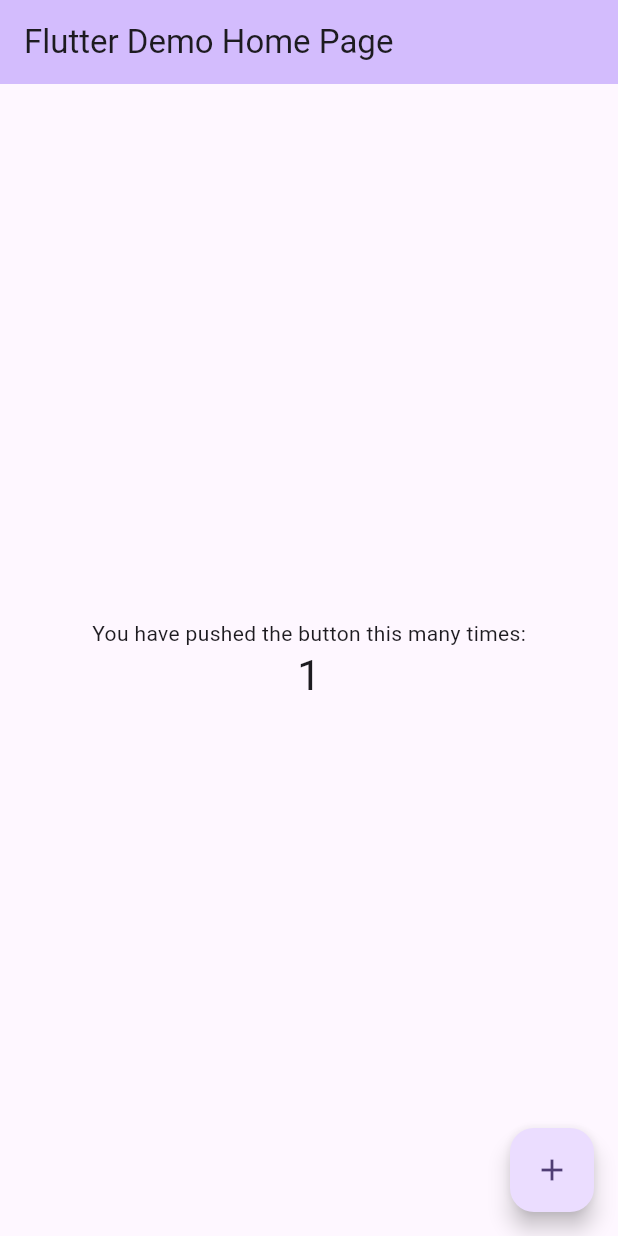
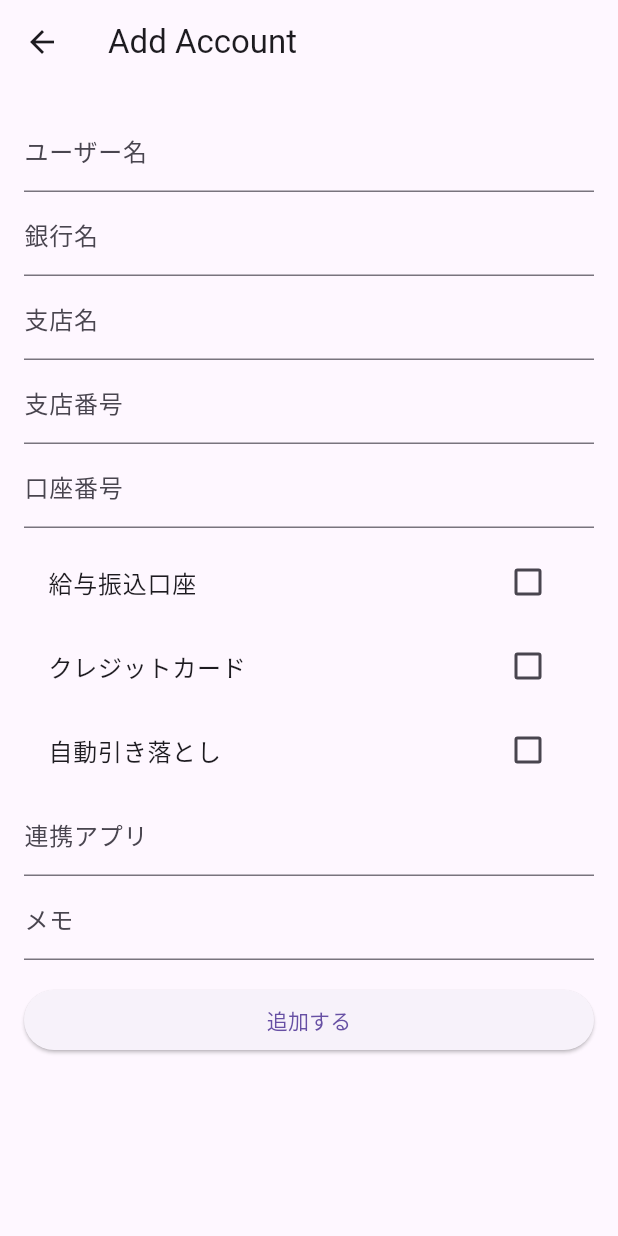
Before and after one commit to JunNakarai/bank-pocket, a Flutter app: the screen it shows after launch, after a tap on the "add" icon, on a phone screen of 412 x 824 dp. Run offline on Flutter 3.47's test engine with Material 3 defaults, Android fonts, the phone set to English and light mode, and no system bars; our stand-ins replace shared_preferences.

Commit message:
feat: ベース作成 Fixes #1

```diff
--- a/lib/main.dart
+++ b/lib/main.dart
@@ -1,4 +1,5 @@
 import 'package:flutter/material.dart';
+import 'screens/account_list_screen.dart';
 
 void main() {
   runApp(const MyApp());
@@ -11,112 +12,9 @@ class MyApp extends StatelessWidget {
   @override
   Widget build(BuildContext context) {
     return MaterialApp(
-      title: 'Flutter Demo',
-      theme: ThemeData(
-        // This is the theme of your application.
-        //
-        // TRY THIS: Try running your application with "flutter run". You'll see
-        // the application has a purple toolbar. Then, without quitting the app,
-        // try changing the seedColor in the colorScheme below to Colors.green
-        // and then invoke "hot reload" (save your changes or press the "hot
-        // reload" button in a Flutter-supported IDE, or press "r" if you used
-        // the command line to start the app).
-        //
-        // Notice that the counter didn't reset back to zero; the application
-        // state is not lost during the reload. To reset the state, use hot
-        // restart instead.
-        //
-        // This works for code too, not just values: Most code changes can be
-        // tested with just a hot reload.
-        colorScheme: ColorScheme.fromSeed(seedColor: Colors.deepPurple),
-      ),
-      home: const MyHomePage(title: 'Flutter Demo Home Page'),
+      title: '口座管理アプリ',
+      theme: ThemeData(primarySwatch: Colors.blue),
+      home: const AccountListScreen(),
     );
   }
 }
-
-class MyHomePage extends StatefulWidget {
-  const MyHomePage({super.key, required this.title});
-
-  // This widget is the home page of your application. It is stateful, meaning
-  // that it has a State object (defined below) that contains fields that affect
-  // how it looks.
-
-  // This class is the configuration for the state. It holds the values (in this
-  // case the title) provided by the parent (in this case the App widget) and
-  // used by the build method of the State. Fields in a Widget subclass are
-  // always marked "final".
-
-  final String title;
-
-  @override
-  State<MyHomePage> createState() => _MyHomePageState();
-}
-
-class _MyHomePageState extends State<MyHomePage> {
-  int _counter = 0;
-
-  void _incrementCounter() {
-    setState(() {
-      // This call to setState tells the Flutter framework that something has
-      // changed in this State, which causes it to rerun the build method below
-      // so that the display can reflect the updated values. If we changed
-      // _counter without calling setState(), then the build method would not be
-      // called again, and so nothing would appear to happen.
-      _counter++;
-    });
-  }
-
-  @override
-  Widget build(BuildContext context) {
-    // This method is rerun every time setState is called, for instance as done
-    // by the _incrementCounter method above.
-    //
-    // The Flutter framework has been optimized to make rerunning build methods
-    // fast, so that you can just rebuild anything that needs updating rather
-    // than having to individually change instances of widgets.
-    return Scaffold(
-      appBar: AppBar(
-        // TRY THIS: Try changing the color here to a specific color (to
-        // Colors.amber, perhaps?) and trigger a hot reload to see the AppBar
-        // change color while the other colors stay the same.
-        backgroundColor: Theme.of(context).colorScheme.inversePrimary,
-        // Here we take the value from the MyHomePage object that was created by
-        // the App.build method, and use it to set our appbar title.
-        title: Text(widget.title),
-      ),
-      body: Center(
-        // Center is a layout widget. It takes a single child and positions it
-        // in the middle of the parent.
-        child: Column(
-          // Column is also a layout widget. It takes a list of children and
-          // arranges them vertically. By default, it sizes itself to fit its
-          // children horizontally, and tries to be as tall as its parent.
-          //
-          // Column has various properties to control how it sizes itself and
-          // how it positions its children. Here we use mainAxisAlignment to
-          // center the children vertically; the main axis here is the vertical
-          // axis because Columns are vertical (the cross axis would be
-          // horizontal).
-          //
-          // TRY THIS: Invoke "debug painting" (choose the "Toggle Debug Paint"
-          // action in the IDE, or press "p" in the console), to see the
-          // wireframe for each widget.
-          mainAxisAlignment: MainAxisAlignment.center,
-          children: <Widget>[
-            const Text('You have pushed the button this many times:'),
-            Text(
-              '$_counter',
-              style: Theme.of(context).textTheme.headlineMedium,
-            ),
-          ],
-        ),
-      ),
-      floatingActionButton: FloatingActionButton(
-        onPressed: _incrementCounter,
-        tooltip: 'Increment',
-        child: const Icon(Icons.add),
-      ), // This trailing comma makes auto-formatting nicer for build methods.
-    );
-  }
-}
--- /dev/null
+++ b/lib/models/bank_account.dart
@@ -0,0 +1,53 @@
+import 'dart:convert';
+
+class BankAccount {
+  String userName;
+  String bankName;
+  String branchName;
+  String branchNumber;
+  String accountNumber;
+  bool isSalary;
+  bool hasCreditCard;
+  bool isAutoWithdrawal;
+  String linkedApp;
+  String memo;
+
+  BankAccount({
+    required this.userName,
+    required this.bankName,
+    required this.branchName,
+    required this.branchNumber,
+    required this.accountNumber,
+    this.isSalary = false,
+    this.hasCreditCard = false,
+    this.isAutoWithdrawal = false,
+    this.linkedApp = '',
+    this.memo = '',
+  });
+
+  Map<String, dynamic> toJson() => {
+        'userName': userName,
+        'bankName': bankName,
+        'branchName': branchName,
+        'branchNumber': branchNumber,
+        'accountNumber': accountNumber,
+        'isSalary': isSalary,
+        'hasCreditCard': hasCreditCard,
+        'isAutoWithdrawal': isAutoWithdrawal,
+        'linkedApp': linkedApp,
+        'memo': memo,
+      };
+      factory BankAccount.fromJson(Map<String, dynamic> json)
+      => BankAccount(
+        userName: json['userName'],
+        bankName: json['bankName'],
+        branchName: json['branchName'],
+        branchNumber: json['branchNumber'],
+        accountNumber: json['accountNumber'],
+        isSalary: json['isSalary'] ?? false,
+        hasCreditCard: json['hasCreditCard'] ?? false,
+        isAutoWithdrawal: json['isAutoWithdrawal'] ?? false,
+        linkedApp: json['linkedApp'] ?? '',
+        memo: json['memo'] ?? '',
+      );
+}
--- /dev/null
+++ b/lib/screens/account_from_screen.dart
@@ -0,0 +1,107 @@
+import 'package:flutter/material.dart';
+import '../models/bank_account.dart';
+
+class AccountFromScreen extends StatefulWidget {
+  final void Function(BankAccount) onAdd;
+
+  const AccountFromScreen({super.key, required this.onAdd});
+
+  @override
+  State<AccountFromScreen> createState() => _AccountFromScreenState();
+}
+
+class _AccountFromScreenState extends State<AccountFromScreen> {
+  final _formKey = GlobalKey<FormState>();
+
+  final _userNameController = TextEditingController();
+  final _bankNameController = TextEditingController();
+  final _branchNameController = TextEditingController();
+  final _branchNumberController = TextEditingController();
+  final _accountNumberController = TextEditingController();
+  final _linkedAppController = TextEditingController();
+  final _memoController = TextEditingController();
+
+  bool _isSalary = false;
+  bool _hasCreditCard = false;
+  bool _isAutoWithdrawal = false;
+
+  @override
+  void dispose() {
+    _userNameController.dispose();
+    _bankNameController.dispose();
+    _branchNameController.dispose();
+    _branchNumberController.dispose();
+    _accountNumberController.dispose();
+    _memoController.dispose();
+    super.dispose();
+  }
+  void _submit() {
+    if (_formKey.currentState!.validate()){
+      final account = BankAccount(
+        userName: _userNameController.text,
+        bankName: _bankNameController.text,
+        branchName: _branchNameController.text,
+        branchNumber: _branchNumberController.text,
+        accountNumber: _accountNumberController.text,
+        isSalary: _isSalary,
+        hasCreditCard: _hasCreditCard,
+        isAutoWithdrawal: _isAutoWithdrawal,
+        linkedApp: _linkedAppController.text,
+        memo: _memoController.text,
+      );
+      widget.onAdd(account);
+      Navigator.pop(context);
+    }
+
+    }
+    @override
+    Widget build(BuildContext context) {
+      return Scaffold(
+        appBar: AppBar(title: const Text('Add Account')),
+        body: Padding(padding: const EdgeInsets.all(16),
+        child: Form(
+          key: _formKey,
+          child: ListView(
+            children: [
+              TextFormField(controller: _userNameController,
+              decoration: const InputDecoration(labelText: 'ユーザー名'),
+              validator: (v) => v!.isEmpty ? '必須項目です' : null),
+              TextFormField(controller: _bankNameController,
+              decoration: const InputDecoration(labelText: '銀行名'),
+              validator: (v) => v!.isEmpty ? '必須項目です' : null),
+              TextFormField(controller: _branchNameController,
+              decoration: const InputDecoration(labelText: '支店名')),
+              TextFormField(controller: _branchNumberController,
+              decoration: const InputDecoration(labelText: '支店番号')),
+              TextFormField(controller: _accountNumberController,
+              decoration: const InputDecoration(labelText: '口座番号')),
+              const SizedBox(height: 8),
+              CheckboxListTile(
+                title: const Text('給与振込口座'),
+                value: _isSalary,
+                onChanged: (value) => setState(() => _isSalary = value!),
+              ),
+              CheckboxListTile(
+                title: const Text('クレジットカード'),
+                value: _hasCreditCard,
+                onChanged: (value) => setState(() => _hasCreditCard = value!),
+              ),
+              CheckboxListTile(
+                title: const Text('自動引き落とし'),
+                value: _isAutoWithdrawal,
+                onChanged: (value) => setState(() => _isAutoWithdrawal = value!),
+              ),
+  TextFormField(controller: _linkedAppController, decoration: const InputDecoration(labelText: '連携アプリ')),
+              TextFormField(controller: _memoController, decoration: const InputDecoration(labelText: 'メモ')),
+              const SizedBox(height: 16),
+              ElevatedButton(
+                onPressed: _submit,
+                child: const Text('追加する'),
+              )
+      ],
+          ),
+    )
+    )
+    );
+  }
+}
--- /dev/null
+++ b/lib/screens/account_list_screen.dart
@@ -0,0 +1,85 @@
+import 'package:flutter/material.dart';
+import 'dart:convert';
+import 'package:shared_preferences/shared_preferences.dart';
+
+import '../models/bank_account.dart';
+import 'account_from_screen.dart'; // ← フォーム画面をインポート
+
+class AccountListScreen extends StatefulWidget {
+  const AccountListScreen({super.key});
+
+  @override
+  State<AccountListScreen> createState() => _AccountListScreenState();
+}
+
+class _AccountListScreenState extends State<AccountListScreen> {
+  final List<BankAccount> _accounts = [];
+
+  Future<void> _loadAccounts() async {
+    final prefs = await SharedPreferences.getInstance();
+    final accountJsonList = prefs.getStringList('accounts') ?? [];
+    final loadedAccounts =
+        accountJsonList
+            .map((jsonStr) => BankAccount.fromJson(jsonDecode(jsonStr)))
+            .toList();
+    setState(() {
+      _accounts.clear();
+      _accounts.addAll(loadedAccounts);
+    });
+  }
+
+  Future<void> _saveAccounts() async {
+    final prefs = await SharedPreferences.getInstance();
+    final accountJsonList =
+        _accounts.map((a) => jsonEncode(a.toJson())).toList();
+    await prefs.setStringList('accounts', accountJsonList);
+  }
+
+  void _addAccount(BankAccount account) {
+    setState(() {
+      _accounts.add(account);
+    });
+    _saveAccounts();
+  }
+
+  void _navigateToAddScreen() {
+    Navigator.push(
+      context,
+      MaterialPageRoute(
+        builder: (context) => AccountFromScreen(onAdd: _addAccount),
+      ),
+    );
+  }
+
+  @override
+  void initState() {
+    super.initState();
+    _loadAccounts();
+  }
+
+  @override
+  Widget build(BuildContext context) {
+    return Scaffold(
+      appBar: AppBar(title: const Text('口座一覧')),
+      body: ListView.builder(
+        itemCount: _accounts.length,
+        itemBuilder: (context, index) {
+          final account = _accounts[index];
+          return Card(
+            child: ListTile(
+              title: Text('${account.userName} - ${account.bankName}'),
+              subtitle: Text(
+                '口座番号: ${account.accountNumber}\n支店: ${account.branchName} (${account.branchNumber})',
+              ),
+              isThreeLine: true,
+            ),
+          );
+        },
+      ),
+      floatingActionButton: FloatingActionButton(
+        onPressed: _navigateToAddScreen,
+        child: const Icon(Icons.add),
+      ),
+    );
+  }
+}
--- a/pubspec.yaml
+++ b/pubspec.yaml
@@ -38,6 +38,7 @@ dependencies:
 dev_dependencies:
   flutter_test:
     sdk: flutter
+  shared_preferences: ^2.1.0
 
   # The "flutter_lints" package below contains a set of recommended lints to
   # encourage good coding practices. The lint set provided by the package is
```
